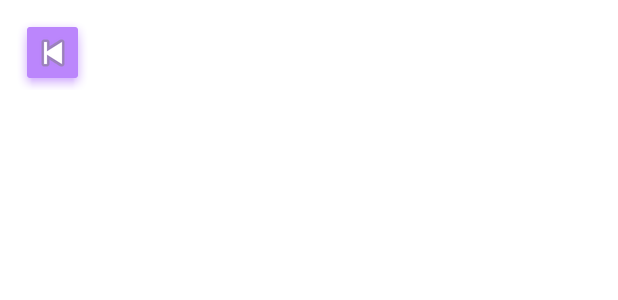
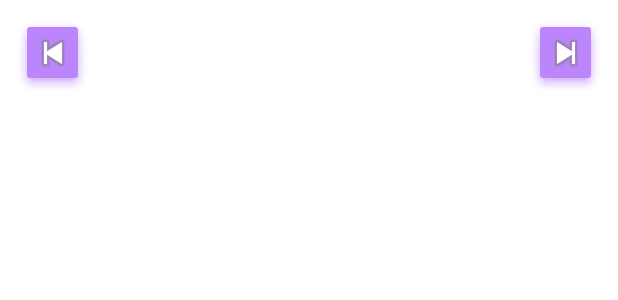
Before and after one commit to vishnupriyan-vichu/LahariSongs_App, an Android app: the layout activity_song_page_viewer.xml on its own in the app's theme, with its tools: preview values and no code run, on a phone screen of 412 x 824 dp. Shown: the top 300 px of the screen. Run offline under Robolectric (Android 15) with nearby library versions, the phone set to English and light mode, and no system bars; plain views replace PDFView; Roboto replaces fonts that are not available here.

Commit message:
scroll issue fixed

```diff
--- a/app/src/main/res/layout/activity_song_page_viewer.xml
+++ b/app/src/main/res/layout/activity_song_page_viewer.xml
@@ -42,10 +42,11 @@
                             android:padding="10dp"
                             app:srcCompat="@android:drawable/ic_media_previous" />
 
-                                <TextView
-                                    android:id="@+id/textView"
-                                    android:layout_width="match_parent"
-                                    android:layout_height="wrap_content" />
+                        <TextView
+                            android:id="@+id/textView"
+                            android:layout_width="match_parent"
+                            android:layout_height="wrap_content"
+                            android:layout_weight="1"/>
 
                         <ImageButton
                             android:id="@+id/nextButton"
@@ -76,6 +77,7 @@
                     android:layout_marginTop="20dp"
                     android:layout_marginRight="40dp"
                     android:layout_marginBottom="40dp">
+
                         <TextView
                             android:id="@+id/textview"
                             android:layout_width="match_parent"
--- a/app/src/main/res/values/strings.xml
+++ b/app/src/main/res/values/strings.xml
@@ -9,7 +9,7 @@
     <string name="english_gita">Bhagavad Gita</string>
     <string name="tamil_gita">பகவத் கீதை</string>
     <string name="telugu_gita">భగవద్గీత</string>
-    <string name="previous">Previous button</string>
-    <string name="next">Next button</string>
+    <string name="previous">Previous</string>
+    <string name="next">Next</string>
     <string name="alt_text">Our Lord Liveth!</string>
 </resources>
```
